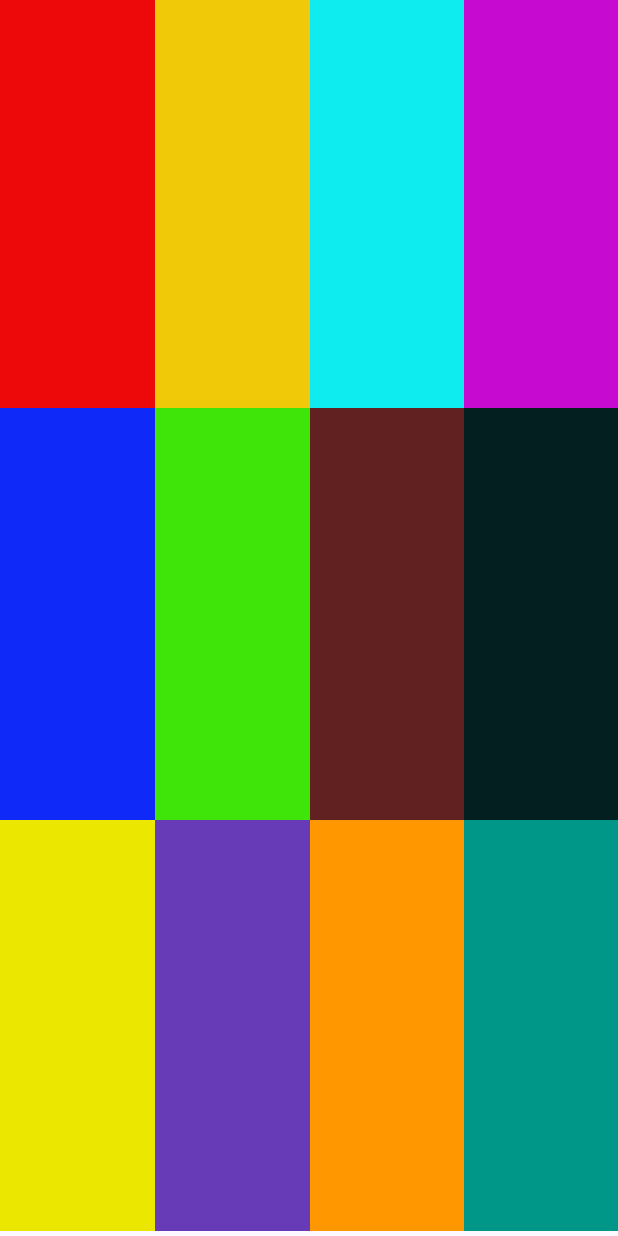
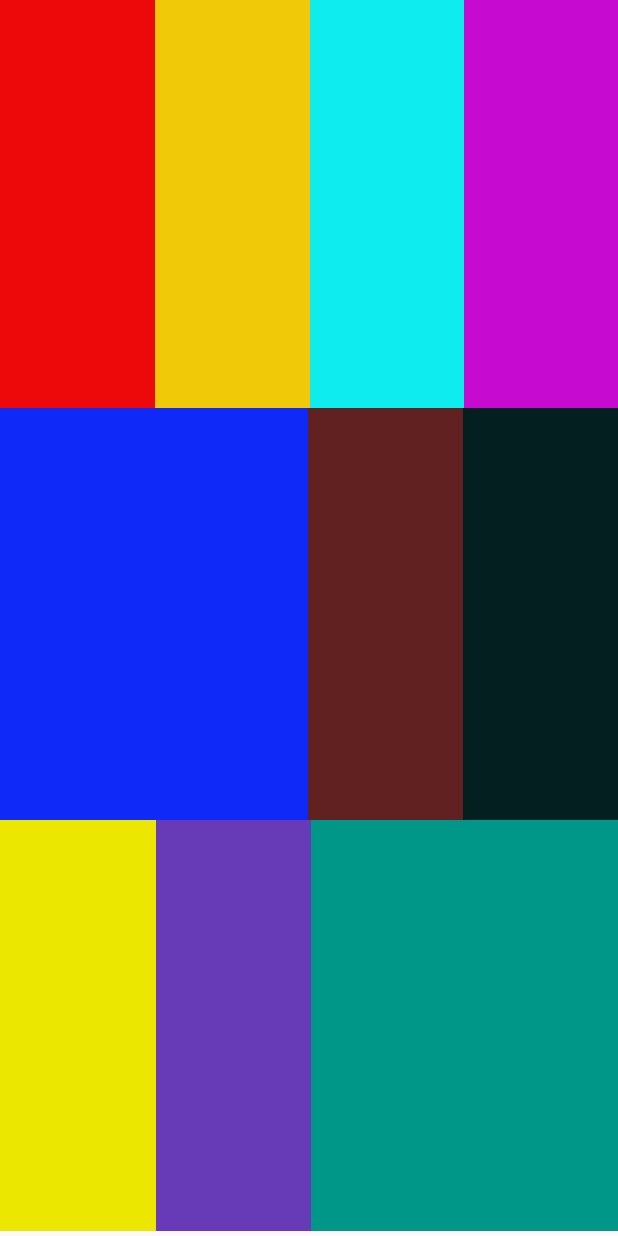
Before and after one commit to Kikerb/Programacion_Multimedia, an Android app: the screen it shows after launch (MainActivity), on a phone screen of 412 x 824 dp. Run offline under Robolectric (Android 15) with nearby library versions, the phone set to English and light mode, and no system bars.

Commit message:
Ejercicio 2.2 Practica 4

```diff
--- a/Practica_4/app/src/main/res/layout/activity_main.xml
+++ b/Practica_4/app/src/main/res/layout/activity_main.xml
@@ -61,22 +61,15 @@
 
             <View
                 android:id="@+id/view26"
-                android:layout_width="wrap_content"
+                android:layout_width="208dp"
                 android:layout_height="wrap_content"
-                android:layout_weight="1"
+                android:layout_weight="0.67"
                 android:background="#0E29F8" />
 
             <View
-                android:id="@+id/view25"
-                android:layout_width="wrap_content"
-                android:layout_height="wrap_content"
-                android:layout_weight="1"
-                android:background="#3FE408" />
-
-            <View
                 android:id="@+id/view24"
-                android:layout_width="wrap_content"
-                android:layout_height="wrap_content"
+                android:layout_width="117dp"
+                android:layout_height="match_parent"
                 android:layout_weight="1"
                 android:background="#622121" />
 
@@ -107,18 +100,12 @@
                 android:layout_weight="1"
                 android:background="#673AB7" />
 
-            <View
-                android:id="@+id/view28"
-                android:layout_width="wrap_content"
-                android:layout_height="wrap_content"
-                android:layout_weight="1"
-                android:background="#FF9800" />
 
             <View
                 android:id="@+id/view27"
                 android:layout_width="wrap_content"
                 android:layout_height="wrap_content"
-                android:layout_weight="1"
+                android:layout_weight="0.67"
                 android:background="#009688"
                 android:backgroundTint="#009688" />
         </TableRow>
```
